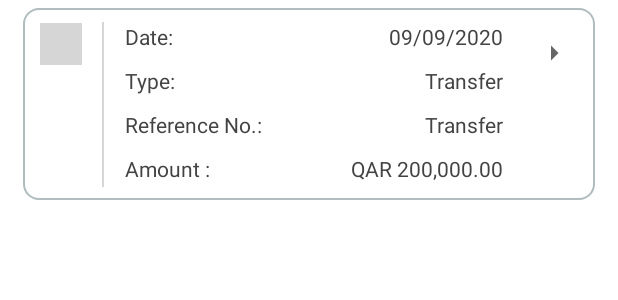
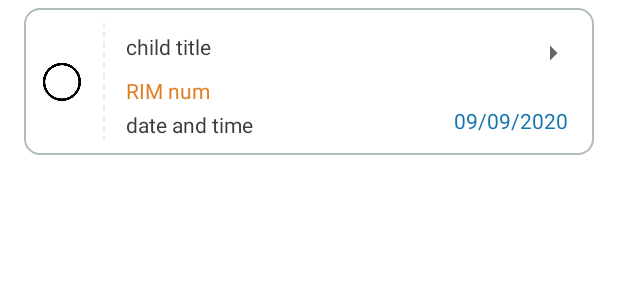
Before and after one commit to subind/RecyclerView, an Android app: the layout child_row_new.xml on its own in the app's theme, with its tools: preview values and no code run, on a phone screen of 412 x 824 dp. Shown: the top 300 px of the screen. Run offline under Robolectric (Android 15) with nearby library versions, the phone set to English and light mode, and no system bars.

Commit message:
Files added from other branch to match UI

```diff
--- a/app/src/main/java/com/example/recyclerviewpocs/adapter/MyExpandableAdapter.kt
+++ b/app/src/main/java/com/example/recyclerviewpocs/adapter/MyExpandableAdapter.kt
@@ -28,7 +28,7 @@ class MyExpandableAdapter(var myList: MutableList<ExpandableModel>) :
             ExpandableModel.CHILD -> {
                 ChildViewHolder(
                     LayoutInflater.from(parent.context).inflate(
-                        R.layout.child_row, parent, false
+                        R.layout.child_row_new, parent, false
                     )
                 )
             }
--- /dev/null
+++ b/app/src/main/res/drawable/horizontal_dotted_line.xml
@@ -0,0 +1,9 @@
+<?xml version="1.0" encoding="utf-8"?>
+<shape xmlns:android="http://schemas.android.com/apk/res/android"
+    android:shape="line">
+    <stroke
+        android:width="0.8dp"
+        android:color="#D9D9D9"
+        android:dashWidth="4dp"
+        android:dashGap="3dp" />
+</shape>
--- a/app/src/main/res/layout/child_row_new.xml
+++ b/app/src/main/res/layout/child_row_new.xml
@@ -4,33 +4,33 @@
     xmlns:app="http://schemas.android.com/apk/res-auto"
     xmlns:tools="http://schemas.android.com/tools"
     android:layout_width="match_parent"
-    android:layout_height="128dp"
+    android:layout_height="98dp"
     android:background="@drawable/rounded_corner_bg"
     android:layout_marginTop="5dp"
     android:layout_marginBottom="5dp"
-    android:layout_marginStart="15dp"
-    android:layout_marginEnd="15dp">
+    android:layout_marginStart="16dp"
+    android:layout_marginEnd="16dp">
 
 
     <CheckBox
-        android:id="@+id/checkBox"
-        android:checked="false"
+        android:id="@+id/child_cb"
         android:layout_width="28dp"
         android:layout_height="28dp"
-        android:button="@null"
-        android:background="@drawable/checkbox_states"
         android:layout_marginStart="11dp"
         android:layout_marginLeft="11dp"
-        android:layout_marginTop="10dp"
+        android:background="@drawable/checkbox_states"
+        android:button="@null"
+        android:checked="false"
+        android:minWidth="0dp"
         android:minHeight="0dp"
-        android:minWidth="0dp"
+        app:layout_constraintBottom_toBottomOf="parent"
         app:layout_constraintStart_toStartOf="parent"
         app:layout_constraintTop_toTopOf="parent" />
 
     <View
         android:id="@+id/imageView7"
         android:layout_width="1dp"
-        android:layout_height="110dp"
+        android:layout_height="78dp"
         android:layout_marginStart="13dp"
         android:layout_marginLeft="13dp"
         android:layout_marginTop="9dp"
@@ -38,57 +38,48 @@
         android:background="@drawable/vertical_dotted_line"
         android:layerType="software"
         app:layout_constraintBottom_toBottomOf="parent"
-        app:layout_constraintStart_toEndOf="@+id/checkBox"
+        app:layout_constraintStart_toEndOf="@+id/child_cb"
         app:layout_constraintTop_toTopOf="parent" />
 
     <TextView
-        android:id="@+id/textView35"
+        android:id="@+id/tv_child"
         android:layout_width="wrap_content"
         android:layout_height="wrap_content"
         android:layout_marginStart="14dp"
         android:layout_marginLeft="14dp"
-        android:layout_marginTop="9dp"
-        android:textColor="#444344"
-        android:text="Date:"
+        android:layout_marginTop="16dp"
+        android:text="child title"
+        android:textColor="#3C3C3C"
         android:textSize="14sp"
         app:layout_constraintStart_toEndOf="@+id/imageView7"
         app:layout_constraintTop_toTopOf="parent" />
 
     <TextView
-        android:id="@+id/textView36"
+        android:id="@+id/tv_rim"
         android:layout_width="wrap_content"
         android:layout_height="wrap_content"
         android:layout_marginTop="10dp"
-        android:textColor="#444344"
-        android:text="Type:"
+        android:textColor="#E17F25"
+        android:text="RIM num"
         android:textSize="14sp"
-        app:layout_constraintStart_toStartOf="@+id/textView35"
-        app:layout_constraintTop_toBottomOf="@+id/textView35" />
+        app:layout_constraintStart_toStartOf="@+id/tv_child"
+        app:layout_constraintTop_toBottomOf="@+id/tv_child" />
 
     <TextView
-        android:id="@+id/textView37"
+        android:id="@+id/tv_datetime"
         android:layout_width="wrap_content"
         android:layout_height="wrap_content"
-        android:layout_marginTop="10dp"
-        android:textColor="#444344"
-        android:text="Reference No.:"
+        android:layout_marginTop="5dp"
+        android:layout_marginBottom="13dp"
+        android:text="date and time"
+        android:textColor="#3C3C3C"
         android:textSize="14sp"
-        app:layout_constraintStart_toStartOf="@+id/textView36"
-        app:layout_constraintTop_toBottomOf="@+id/textView36" />
-
-    <TextView
-        android:id="@+id/textView38"
-        android:layout_width="wrap_content"
-        android:layout_height="wrap_content"
-        android:layout_marginTop="10dp"
-        android:textColor="#444344"
-        android:text="Amount :"
-        android:textSize="14sp"
-        app:layout_constraintStart_toStartOf="@+id/textView37"
-        app:layout_constraintTop_toBottomOf="@+id/textView37" />
+        app:layout_constraintBottom_toBottomOf="parent"
+        app:layout_constraintStart_toStartOf="@+id/tv_rim"
+        app:layout_constraintTop_toBottomOf="@+id/tv_rim" />
 
     <ImageView
-        android:id="@+id/imageView9"
+        android:id="@+id/iv_right"
         android:layout_width="wrap_content"
         android:layout_height="wrap_content"
         android:layout_marginTop="18dp"
@@ -101,50 +92,20 @@
         tools:ignore="VectorDrawableCompat" />
 
     <TextView
-        android:id="@+id/textView39"
+        android:id="@+id/tv_amt"
         android:layout_width="wrap_content"
         android:layout_height="wrap_content"
-        android:layout_marginTop="9dp"
-        android:layout_marginEnd="22dp"
-        android:layout_marginRight="22dp"
-        android:textColor="#444344"
+        android:layout_marginEnd="17dp"
+        android:layout_marginRight="17dp"
+        android:layout_marginBottom="13dp"
         android:text="09/09/2020"
+        android:textColor="#1275B0"
         android:textSize="14sp"
-        app:layout_constraintEnd_toStartOf="@+id/imageView9"
-        app:layout_constraintTop_toTopOf="parent" />
+        app:layout_constraintBottom_toBottomOf="parent"
+        app:layout_constraintEnd_toEndOf="parent" />
 
-    <TextView
-        android:id="@+id/textView40"
-        android:layout_width="wrap_content"
-        android:layout_height="wrap_content"
-        android:layout_marginTop="10dp"
-        android:textColor="#444344"
-        android:text="Transfer"
-        android:textSize="14sp"
-        app:layout_constraintEnd_toEndOf="@+id/textView39"
-        app:layout_constraintTop_toBottomOf="@+id/textView39" />
 
-    <TextView
-        android:id="@+id/textView41"
-        android:layout_width="wrap_content"
-        android:layout_height="wrap_content"
-        android:layout_marginTop="10dp"
-        android:textColor="#444344"
-        android:text="Transfer"
-        android:textSize="14sp"
-        app:layout_constraintEnd_toEndOf="@+id/textView40"
-        app:layout_constraintTop_toBottomOf="@+id/textView40" />
 
-    <TextView
-        android:id="@+id/textView42"
-        android:layout_width="wrap_content"
-        android:layout_height="wrap_content"
-        android:layout_marginTop="10dp"
-        android:textColor="#444344"
-        android:text="QAR 200,000.00"
-        android:textSize="14sp"
-        app:layout_constraintEnd_toEndOf="@+id/textView41"
-        app:layout_constraintTop_toBottomOf="@+id/textView41" />
 
 
 </androidx.constraintlayout.widget.ConstraintLayout>
--- a/app/src/main/res/layout/selector_row.xml
+++ b/app/src/main/res/layout/selector_row.xml
@@ -4,10 +4,10 @@
     xmlns:app="http://schemas.android.com/apk/res-auto"
     xmlns:tools="http://schemas.android.com/tools"
     android:layout_width="match_parent"
-    android:layout_height="wrap_content"
-    android:layout_marginStart="12dp"
+    android:layout_height="51dp"
+    android:layout_marginStart="16dp"
     android:layout_marginTop="5dp"
-    android:layout_marginEnd="12dp"
+    android:layout_marginEnd="16dp"
     android:layout_marginBottom="5dp"
     android:background="@drawable/rounded_corner_bg"
     android:backgroundTint="@android:color/holo_blue_dark"
@@ -15,10 +15,13 @@
 
     <CheckBox
         android:id="@+id/selector_cb"
-        android:layout_width="wrap_content"
-        android:layout_height="wrap_content"
+        android:layout_width="28dp"
+        android:layout_height="28dp"
         android:layout_marginStart="14dp"
         android:layout_marginLeft="14dp"
+        android:background="@drawable/checkbox_states"
+        android:button="@null"
+        android:checked="false"
         app:layout_constraintBottom_toBottomOf="parent"
         app:layout_constraintStart_toStartOf="parent"
         app:layout_constraintTop_toTopOf="parent" />
@@ -30,6 +33,9 @@
         android:layout_marginEnd="13dp"
         android:layout_marginRight="13dp"
         android:text="Select All"
+        android:textSize="16sp"
+        android:textAllCaps="true"
+        android:textColor="@android:color/white"
         app:layout_constraintBottom_toBottomOf="parent"
         app:layout_constraintEnd_toEndOf="parent"
         app:layout_constraintTop_toTopOf="parent" />
```
Also changed, not shown: app/src/main/res/drawable-v24/cb_checked.png (added), app/src/main/res/drawable-v24/cb_unchecked.png (added).
